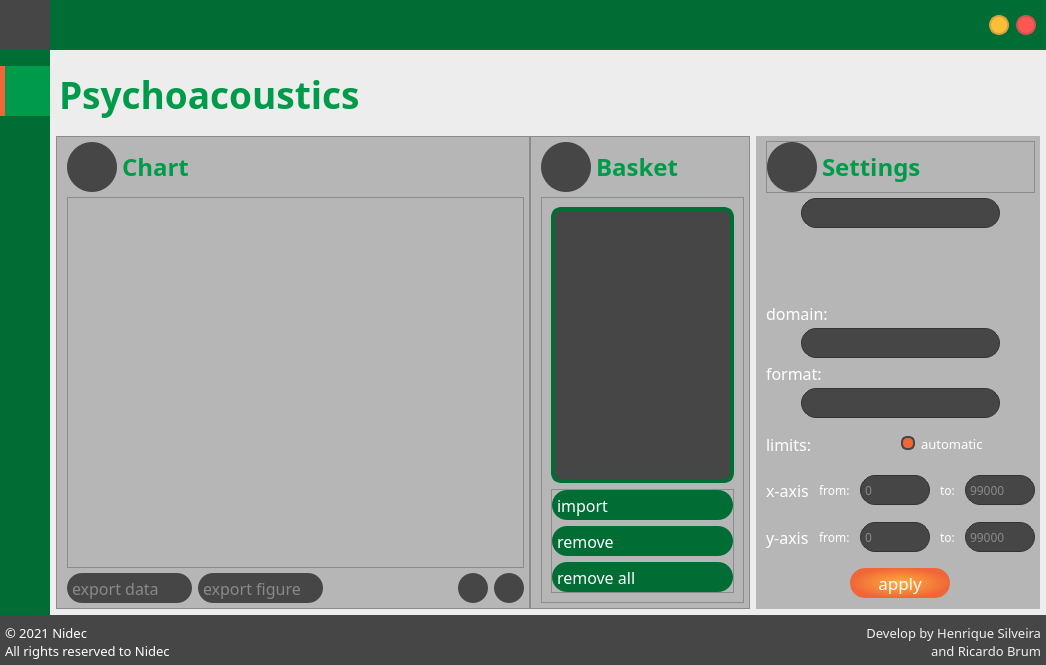
First picture: the form in Forms/form.ui, repository henriquealende/PsychoBox, before the edit.
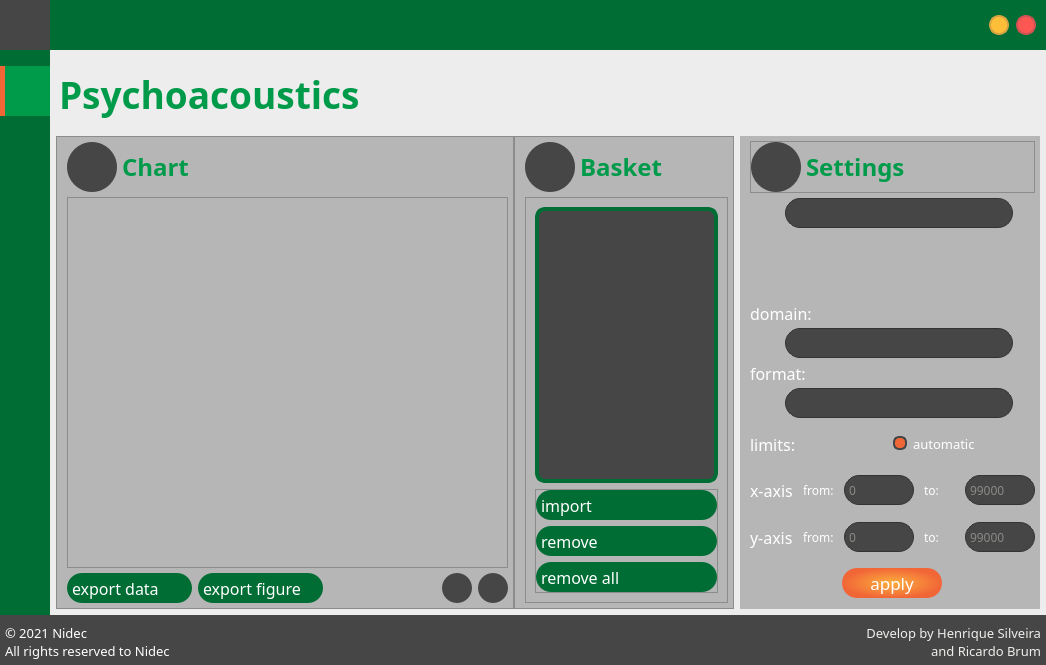
Second picture: the form after the edit. Icons and pictures are not drawn.

What changed in the file:
```diff
--- a/Forms/form.ui
+++ b/Forms/form.ui
@@ -7449,7 +7449,7 @@
                             <item>
                              <widget class="QPushButton" name="exportButton">
                               <property name="enabled">
-                               <bool>false</bool>
+                               <bool>true</bool>
                               </property>
                               <property name="minimumSize">
                                <size>
@@ -7477,7 +7477,7 @@
                             <item>
                              <widget class="QPushButton" name="exportFig">
                               <property name="enabled">
-                               <bool>false</bool>
+                               <bool>true</bool>
                               </property>
                               <property name="minimumSize">
                                <size>
@@ -8082,7 +8082,7 @@
                     <widget class="QComboBox" name="mainBox">
                      <property name="minimumSize">
                       <size>
-                       <width>258</width>
+                       <width>298</width>
                        <height>30</height>
                       </size>
                      </property>
@@ -8149,7 +8149,7 @@
                      </property>
                      <property name="minimumSize">
                       <size>
-                       <width>258</width>
+                       <width>298</width>
                        <height>30</height>
                       </size>
                      </property>
@@ -8203,7 +8203,7 @@
                      </property>
                      <property name="minimumSize">
                       <size>
-                       <width>258</width>
+                       <width>298</width>
                        <height>30</height>
                       </size>
                      </property>
```
